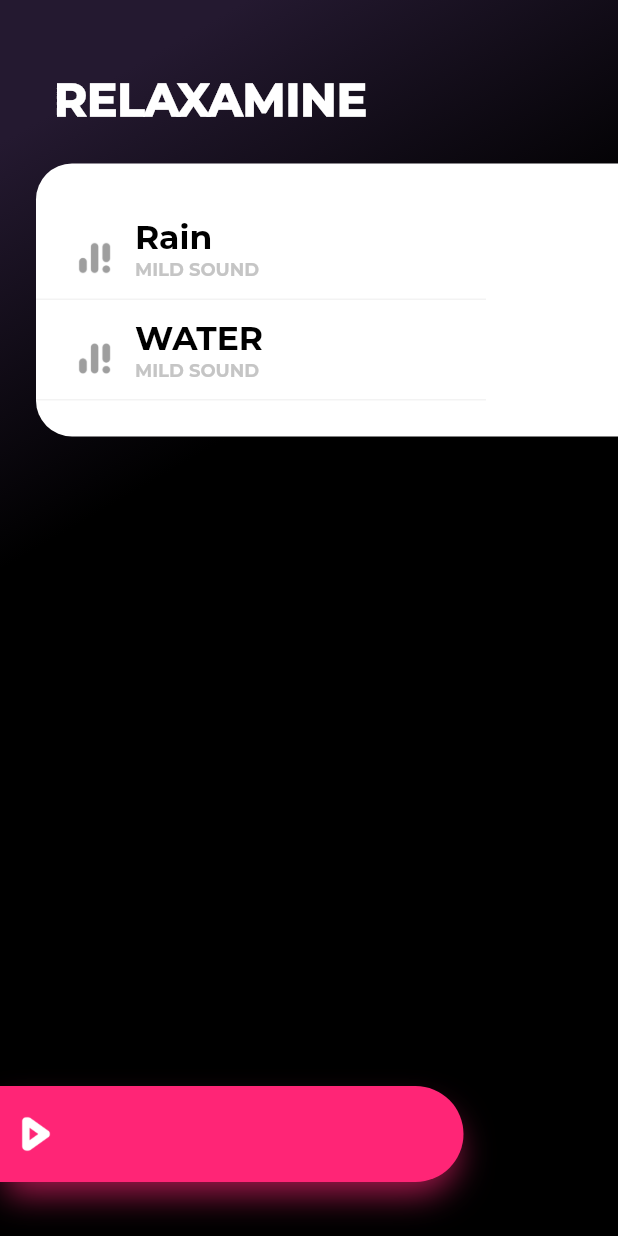
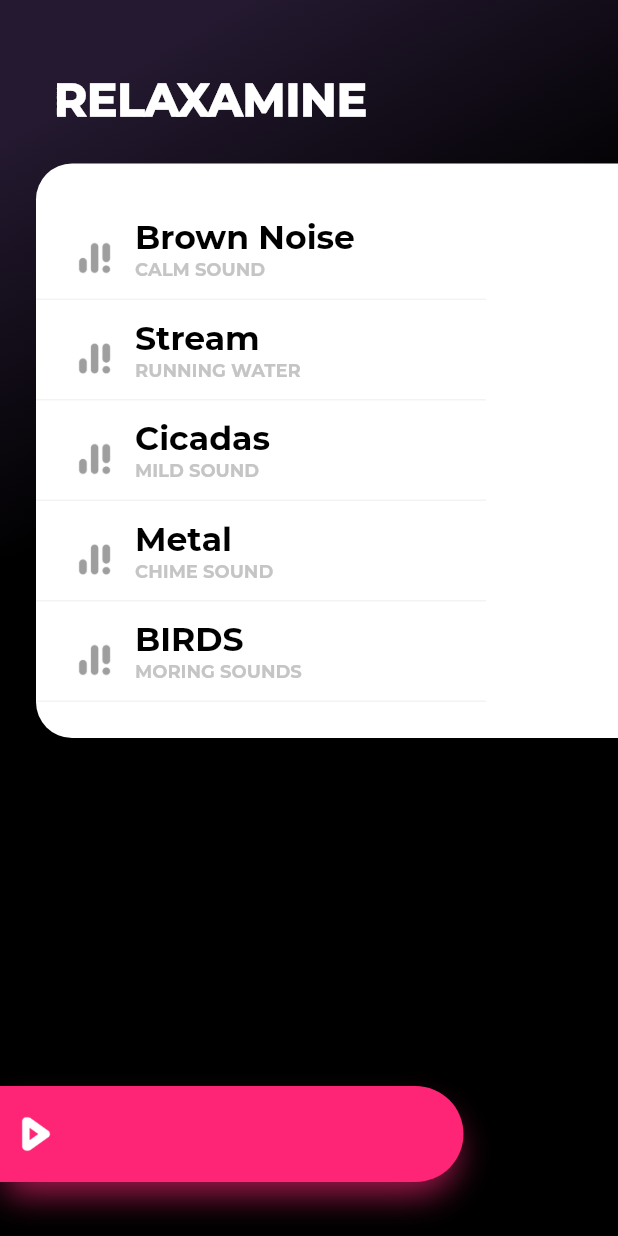
Before and after one commit to Aniket965/relaxomine, a Flutter app: the screen it shows after launch, on a phone screen of 412 x 824 dp. Run offline on Flutter 3.47's test engine with Material 2 defaults, Android fonts, the phone set to English and light mode, and no system bars; our stand-ins replace audioplayers, rxdart.

Commit message:
feat: added few more sounds

```diff
--- a/lib/SoundPlaylist.dart
+++ b/lib/SoundPlaylist.dart
@@ -28,19 +28,41 @@ class _SoundPlaylistState extends State<SoundPlaylist> {
           crossAxisAlignment: CrossAxisAlignment.start,
           children: <Widget>[
             PlayerlistItem(
+                r: 147,
+                g: 45,
+                b: 31,
+                name: "Brown Noise",
+                soundDetail: "CALM SOUND",
+                musicUri: "brownnoise.wav"),
+            PlayerlistItem(
                 r: 63,
                 g: 64,
                 b: 245,
-                name: "Rain",
+                name: "Stream",
+                soundDetail: "RUNNING WATER",
+                musicUri: "stream.mp4"),
+            PlayerlistItem(
+                r: 6,
+                g: 157,
+                b: 116,
+                name: "Cicadas",
                 soundDetail: "MILD SOUND",
-                musicUri: "brownnoise.wav"),
+                musicUri: "cicadas.mp4"),
             PlayerlistItem(
-                r: 145,
-                g: 0,
-                b: 202,
-                name: "WATER",
-                soundDetail: "MILD SOUND",
-                musicUri: "water.wav"),
+                r: 255,
+                g: 134,
+                b: 57,
+                name: "Metal",
+                soundDetail: "CHIME SOUND",
+                musicUri: "chimesmetal.mp4"),
+            PlayerlistItem(
+                r: 243,
+                g: 70,
+                b: 70,
+                name: "BIRDS",
+                soundDetail: "MORING SOUNDS",
+                musicUri: "birds.ogg"),
+
           ],
         ),
       ),
@@ -206,21 +228,23 @@ class _PlaylistItemState extends State<PlayerlistItem> {
                         ((percentage + percentageAddition) / 2).clamp(0.0, 1.0);
                   });
 
-                  audioPlayer.setVolume(((percentage + percentageAddition) / 2).clamp(0.0, 1.0) * this.sysvoll);
+                  audioPlayer.setVolume(
+                      ((percentage + percentageAddition) / 2).clamp(0.0, 1.0) *
+                          this.sysvoll);
                 },
                 onPanEnd: (DragEndDetails details) {
                   initial = 0.0;
                 },
-                onTap: ()  async {
+                onTap: () async {
                   setState(() {
                     _isSelected = false;
-                playerState = PlayerState.stopped;
+                    playerState = PlayerState.stopped;
                   });
                   await audioPlayer.stop();
                 },
                 child: Container(
                   height: 67,
-                  width: (barlength / 2) * percentage  + (barlength/2),
+                  width: (barlength / 2) * percentage + (barlength / 2),
                   decoration: new BoxDecoration(
                       color: Color.fromRGBO(this.r, this.g, this.b, 1),
                       borderRadius: new BorderRadius.only(
--- a/pubspec.yaml
+++ b/pubspec.yaml
@@ -46,7 +46,10 @@ flutter:
    - assets/images/playbutton.png
    - assets/images/sound.png
    - assets/brownnoise.wav
-   - assets/water.wav
+   - assets/stream.mp4
+   - assets/cicadas.mp4
+   - assets/chimesmetal.mp4
+   - assets/birds.ogg
 
   # An image asset can refer to one or more resolution-specific "variants", see
   # https://flutter.io/assets-and-images/#resolution-aware.
```
Also changed, not shown: 10 other files.
